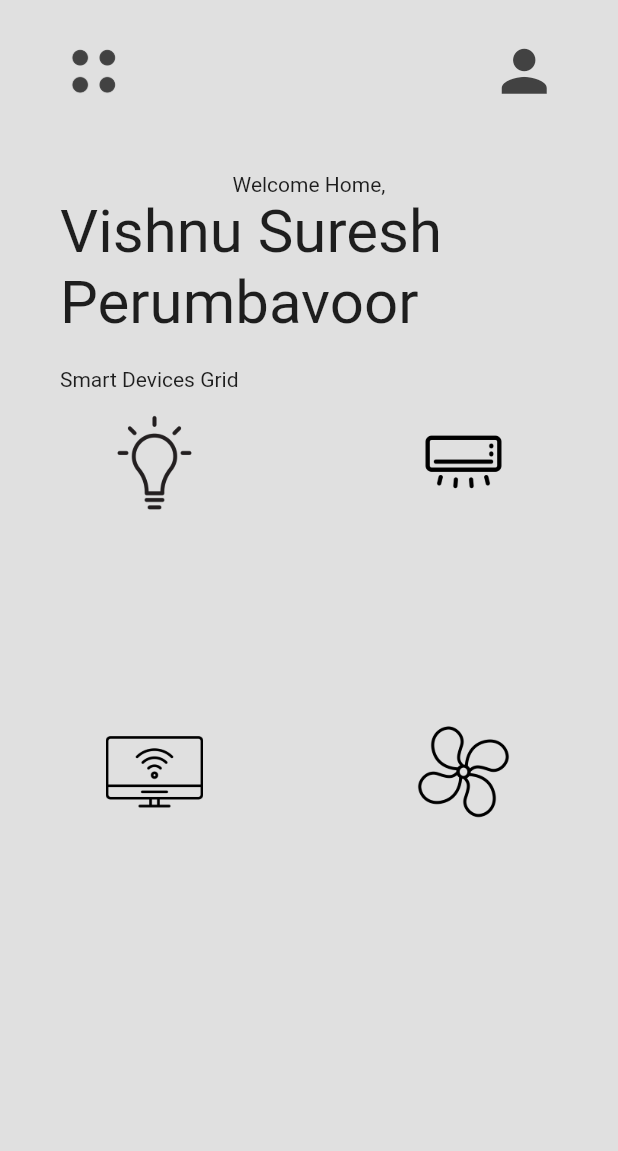
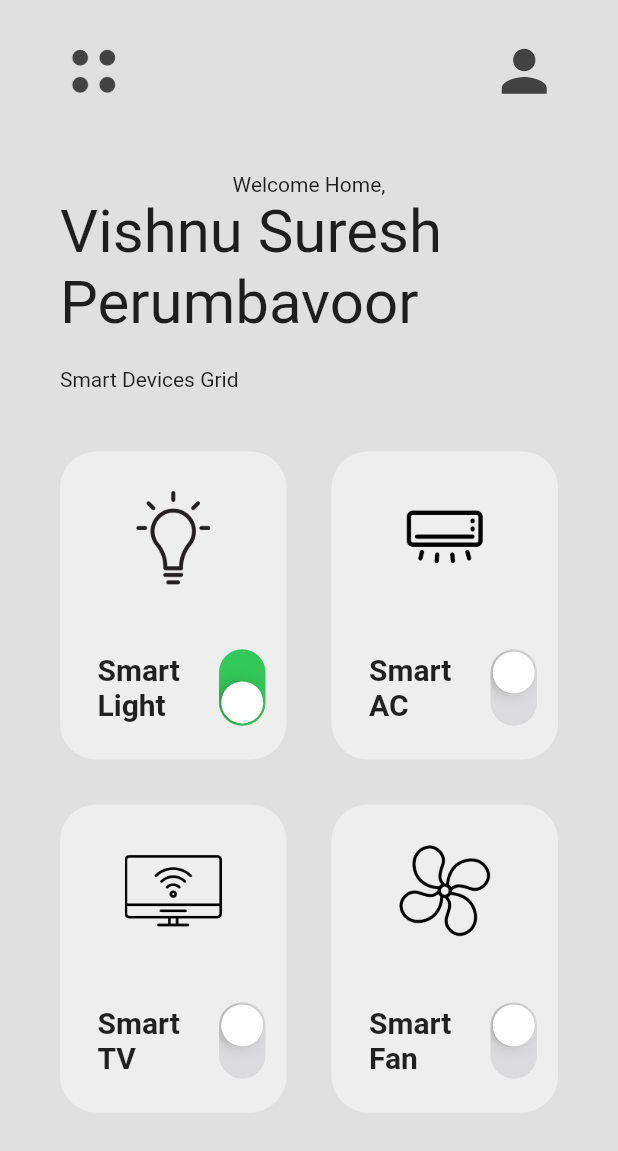
Before and after one commit to vishnusureshperumbavoor/home_automation_flutter, a Flutter app: the screen it shows after launch, on a phone screen of 412 x 824 dp. Shown: the top 1151 px of the screen. Run offline on Flutter 3.47's test engine with Material 2 defaults, Android fonts, the phone set to English and light mode, and no system bars.

Commit message:
button on and off activated

```diff
--- a/lib/pages/home_page.dart
+++ b/lib/pages/home_page.dart
@@ -21,6 +21,12 @@ class _HomePageState extends State<HomePage> {
     ["Smart TV", "lib/icons/smart-tv.png", false],
     ["Smart Fan", "lib/icons/fan.png", false],
   ];
+
+  void powerSwitchChanged(bool value, int index) {
+    setState(() {
+      mySmartDevices[index][2] = value;
+    });
+  }
 
   @override
   Widget build(BuildContext context) {
@@ -70,14 +76,17 @@ class _HomePageState extends State<HomePage> {
               Expanded(
                 child: GridView.builder(
                   itemCount: mySmartDevices.length,
+                  padding: const EdgeInsets.all(25),
                   gridDelegate: const SliverGridDelegateWithFixedCrossAxisCount(
                     crossAxisCount: 2,
+                    childAspectRatio: 1 / 1.3,
                   ),
                   itemBuilder: (context, index) {
                     return SmartDeviceBox(
                       smartDeviceName: mySmartDevices[index][0],
                       iconPath: mySmartDevices[index][1],
                       powerOn: mySmartDevices[index][2],
+                      onChanged: (value) => powerSwitchChanged(value, index),
                     );
                   },
                 ),
--- a/lib/util/smart_device_box.dart
+++ b/lib/util/smart_device_box.dart
@@ -1,15 +1,21 @@
+import 'dart:math';
+
+import 'package:flutter/cupertino.dart';
 import 'package:flutter/material.dart';
+
 
 class SmartDeviceBox extends StatelessWidget {
   final String smartDeviceName;
   final String iconPath;
   final bool powerOn;
+  void Function(bool)? onChanged;
 
-  const SmartDeviceBox({
+  SmartDeviceBox({
     super.key,
     required this.smartDeviceName,
     required this.iconPath,
     required this.powerOn,
+    required this.onChanged,
   });
 
   @override
@@ -17,14 +23,45 @@ class SmartDeviceBox extends StatelessWidget {
     return Padding(
       padding: const EdgeInsets.all(15.0),
       child: Container(
-          decoration: BoxDecoration(color: Colors.grey[40]),
-          child: Column(children: [
+        decoration: BoxDecoration(
+          color: Colors.grey[200],
+          borderRadius: BorderRadius.circular(24),
+        ),
+        padding: const EdgeInsets.symmetric(vertical: 25),
+        child: Column(
+          mainAxisAlignment: MainAxisAlignment.spaceBetween,
+          children: [
             // icon
             Image.asset(
               iconPath,
               height: 65,
             ),
-          ])),
+            Row(
+              children: [
+                Expanded(
+                  child: Padding(
+                    padding: const EdgeInsets.only(left: 25.0),
+                    child: Text(
+                      smartDeviceName,
+                      style: const TextStyle(
+                        fontWeight: FontWeight.bold,
+                        fontSize: 20,
+                      ),
+                    ),
+                  ),
+                ),
+                Transform.rotate(
+                  angle: pi / 2,
+                  child: CupertinoSwitch(
+                    value: powerOn,
+                    onChanged: onChanged,
+                  ),
+                )
+              ],
+            )
+          ],
+        ),
+      ),
     );
   }
 }
```
